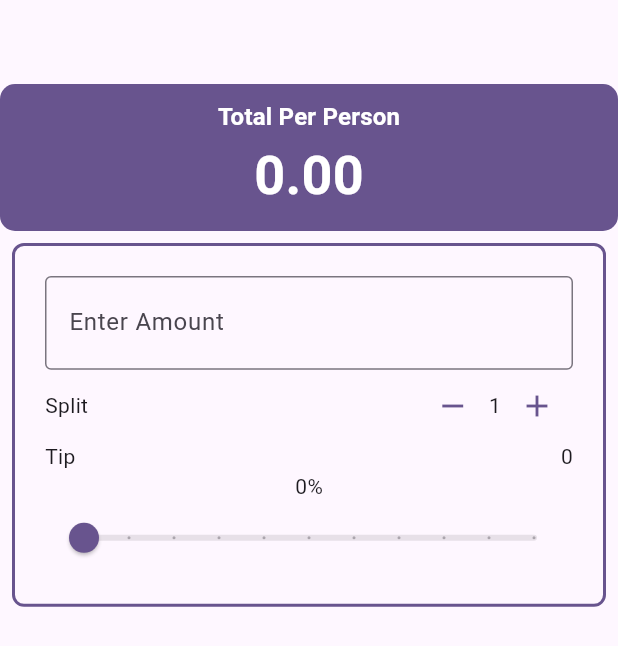
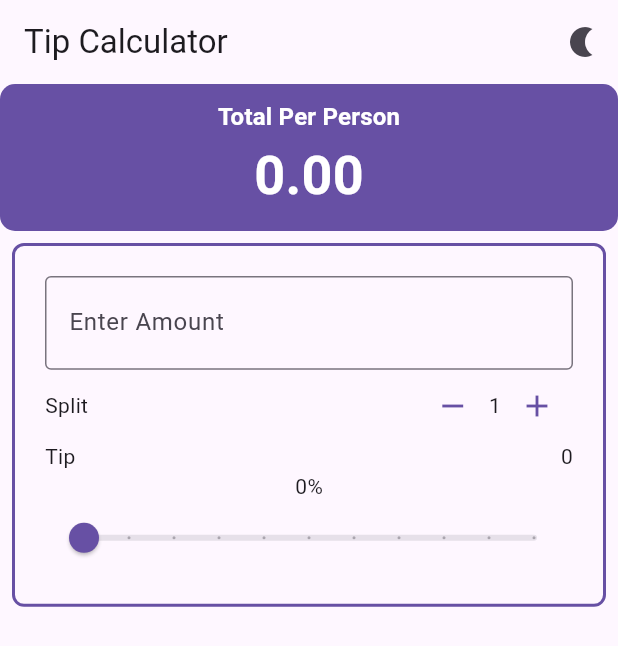
Before and after one commit to jenn-jk/tipcalc, a Flutter app: the screen it shows after launch, on a phone screen of 412 x 824 dp. Shown: the top 646 px of the screen. Run offline on Flutter 3.47's test engine with Material 3 defaults, Android fonts, the phone set to English and light mode, and no system bars.

Commit message:
added dark and light themes

```diff
--- a/lib/app.dart
+++ b/lib/app.dart
@@ -1,9 +1,10 @@
 import 'package:flutter/material.dart';
 import 'package:provider/provider.dart';
-import 'package:tipcalc/TipCalcModel.dart';
+import 'package:tipcalc/tip_calc_model.dart';
 import 'package:tipcalc/bill_amount_field.dart';
 import 'package:tipcalc/person_counter.dart';
 import 'package:tipcalc/tip_slider.dart';
+import 'package:tipcalc/toggle_theme_button.dart';
 import 'package:tipcalc/total_per_person.dart';
 
 class TipCalc extends StatefulWidget {
@@ -31,7 +32,10 @@ class _TipCalcState extends State<TipCalc> {
     );
 
     return Scaffold(
-      appBar: AppBar(),
+      appBar: AppBar(
+        title: Text("Tip Calculator"),
+        actions: [ToggleThemeButton()],
+      ),
       body:
           // top area
           Column(
--- a/lib/main.dart
+++ b/lib/main.dart
@@ -1,11 +1,14 @@
 import 'package:flutter/material.dart';
 import 'package:provider/provider.dart';
-import 'package:tipcalc/TipCalcModel.dart';
+import 'package:tipcalc/theme_provider.dart';
+import 'package:tipcalc/tip_calc_model.dart';
 import 'package:tipcalc/app.dart';
 
 void main() {
-  runApp(ChangeNotifierProvider(create: (context) => TipCalcModel(),
-  child: const MyApp()));
+  runApp(MultiProvider(providers: [
+  ChangeNotifierProvider(create: (context) => TipCalcModel()),
+  ChangeNotifierProvider(create: (context) => ThemeProvider()),
+  ], child: const MyApp()));
 }
 
 class MyApp extends StatelessWidget {
@@ -14,11 +17,13 @@ class MyApp extends StatelessWidget {
   // This widget is the root of your application.
   @override
   Widget build(BuildContext context) {
+    final themeModel = Provider.of<ThemeProvider>(context);
     return MaterialApp(
       title: 'Tip Calculator',
-      theme: ThemeData(
-        colorScheme: ColorScheme.fromSeed(seedColor: Colors.deepPurple),
-      ),
+      theme: themeModel.getCurrentTheme(),
+      // theme: ThemeData(
+      //   colorScheme: ColorScheme.fromSeed(seedColor: Colors.deepPurple),
+      // ),
       home: TipCalc(),
     );
   }
--- /dev/null
+++ b/lib/theme_provider.dart
@@ -0,0 +1,18 @@
+import 'package:flutter/material.dart';
+
+class ThemeProvider extends ChangeNotifier {
+  // properties
+  bool _isDarkTheme = false;
+
+  // methods
+  get isDarkTheme => _isDarkTheme;
+
+  void toggleTheme() {
+    _isDarkTheme = !_isDarkTheme;
+    notifyListeners();
+  }
+
+  ThemeData getCurrentTheme() {
+    return _isDarkTheme ? ThemeData.dark() : ThemeData.light();
+  }
+}
--- /dev/null
+++ b/lib/toggle_theme_button.dart
@@ -0,0 +1,19 @@
+import 'package:flutter/material.dart';
+import 'package:provider/provider.dart';
+import 'package:tipcalc/theme_provider.dart';
+
+class ToggleThemeButton extends StatelessWidget {
+  const ToggleThemeButton({super.key});
+
+  @override
+  Widget build(BuildContext context) {
+    final themeModel = Provider.of<ThemeProvider>(context);
+
+    return IconButton(
+      onPressed: themeModel.toggleTheme,
+      icon: (themeModel.isDarkTheme
+          ? Icon(Icons.wb_sunny)
+          : Icon(Icons.nightlight)),
+    );
+  }
+}
```
Also changed, not shown: lib/tip_calc_model.dart (renamed from lib/TipCalcModel.dart).
